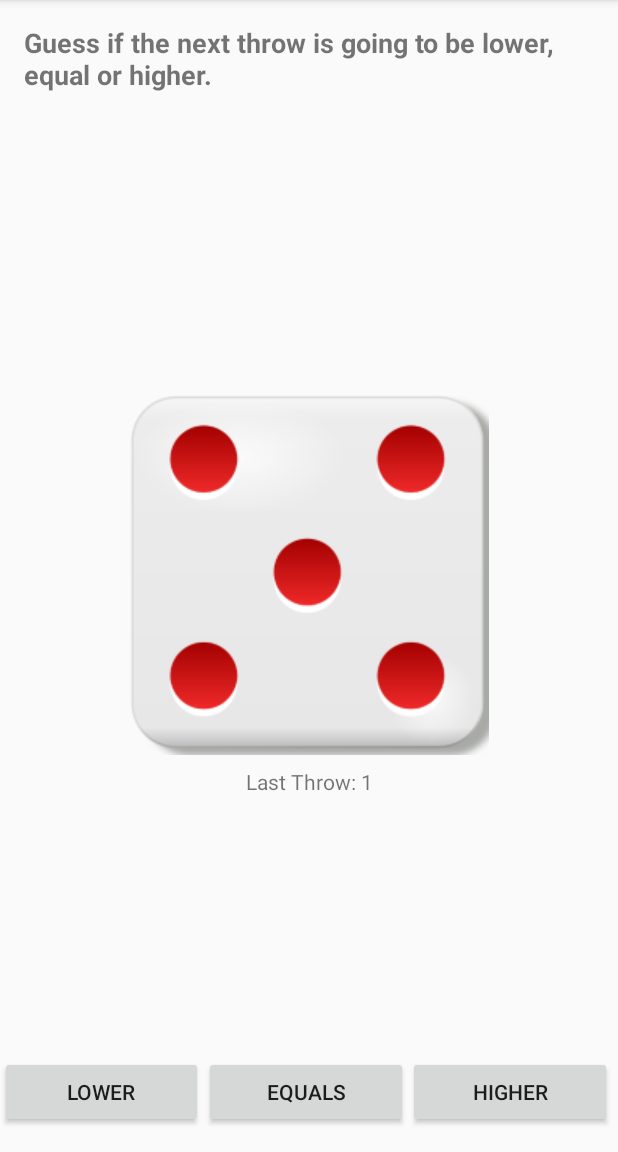
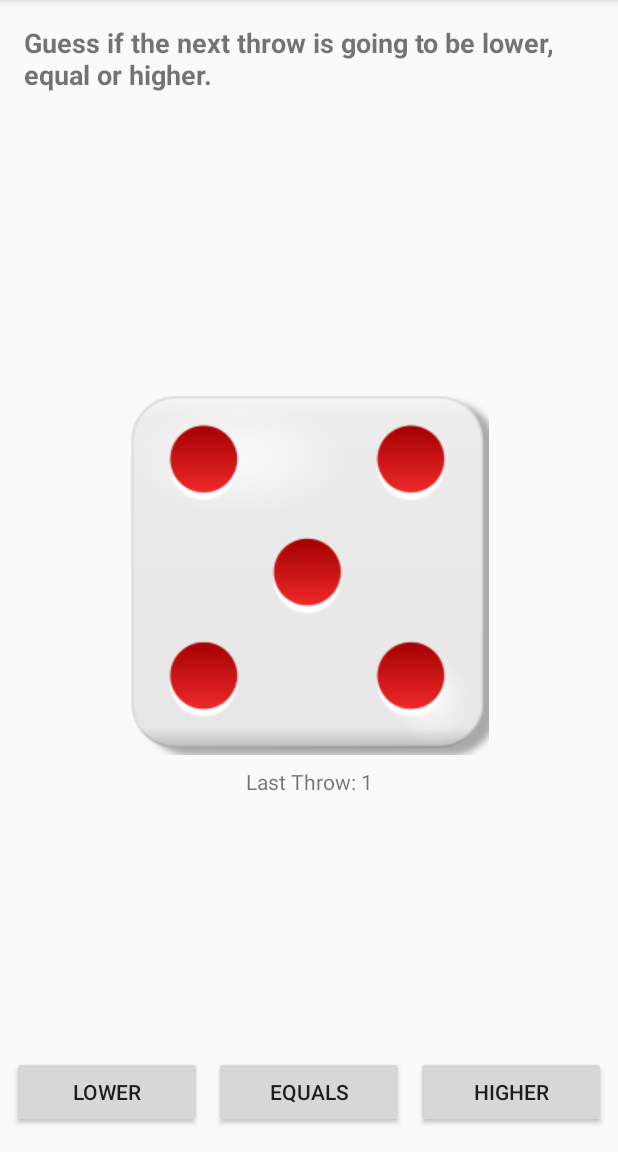
Before and after one commit to teunstout/level1-task1, an Android app: the screen it shows after launch (HigherLowerActivity), on a phone screen of 412 x 824 dp, the part 84-1236 px from its top. Run offline under Robolectric (Android 15) with nearby library versions, the phone set to English and light mode, and no system bars.

Commit message:
Fixes in layout
nogsteeds random afsluiteningen

```diff
--- a/Level1Task1/app/src/main/res/layout/activity_higher_lower.xml
+++ b/Level1Task1/app/src/main/res/layout/activity_higher_lower.xml
@@ -46,19 +46,22 @@
         app:layout_constraintTop_toBottomOf="@+id/titleText" />
 
     <Button
-        android:id="@+id/btnLower"
-        android:layout_width="135dp"
+        android:id="@+id/btnHigher"
+        android:layout_width="0dp"
         android:layout_height="wrap_content"
+        android:layout_marginEnd="8dp"
         android:layout_marginBottom="16dp"
-        android:text="@string/textBtnLower"
+        android:text="@string/textBtnHiger"
         app:layout_constraintBottom_toBottomOf="parent"
-        app:layout_constraintEnd_toStartOf="@+id/btnEquals"
-        app:layout_constraintStart_toStartOf="parent" />
+        app:layout_constraintEnd_toEndOf="parent"
+        app:layout_constraintStart_toEndOf="@+id/btnEquals" />
 
     <Button
         android:id="@+id/btnEquals"
-        android:layout_width="136dp"
+        android:layout_width="0dp"
         android:layout_height="wrap_content"
+        android:layout_marginStart="8dp"
+        android:layout_marginEnd="8dp"
         android:layout_marginBottom="16dp"
         android:text="@string/textBtnEquals"
         app:layout_constraintBottom_toBottomOf="parent"
@@ -67,14 +70,14 @@
         app:layout_constraintStart_toEndOf="@+id/btnLower" />
 
     <Button
-        android:id="@+id/btnHigher"
-        android:layout_width="136dp"
+        android:id="@+id/btnLower"
+        android:layout_width="0dp"
         android:layout_height="wrap_content"
-        android:layout_marginEnd="4dp"
+        android:layout_marginStart="8dp"
         android:layout_marginBottom="16dp"
-        android:text="@string/textBtnHiger"
+        android:text="@string/textBtnLower"
         app:layout_constraintBottom_toBottomOf="parent"
-        app:layout_constraintEnd_toEndOf="parent"
-        app:layout_constraintStart_toEndOf="@+id/btnEquals" />
+        app:layout_constraintEnd_toStartOf="@+id/btnEquals"
+        app:layout_constraintStart_toStartOf="parent" />
 
 </androidx.constraintlayout.widget.ConstraintLayout>
```
